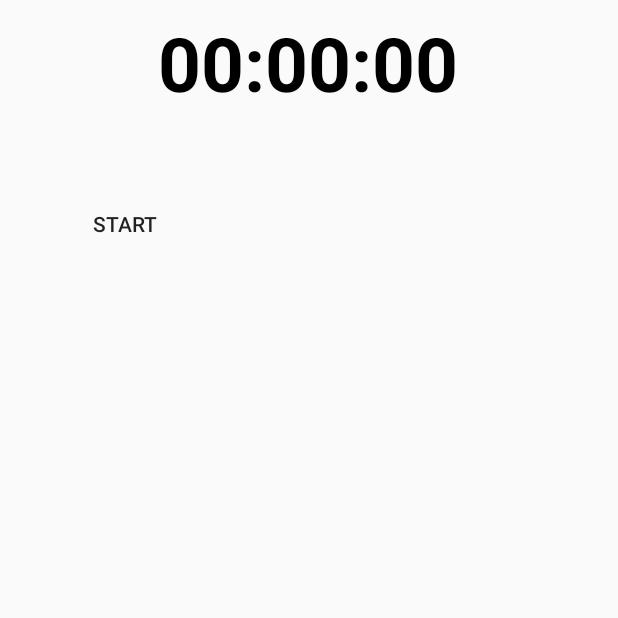
After one commit to AAte/FlexTimer, an Android app: the StopwatchActivity screen opened directly, with no data from a screen before it, on a phone screen of 412 x 824 dp, the top half of it. The commit adds this screen. Run offline under Robolectric (Android 15) with nearby library versions, the phone set to English and light mode, and no system bars.

Commit message:
Implementation of the StopwatchActivity

```diff
--- a/app/src/main/AndroidManifest.xml
+++ b/app/src/main/AndroidManifest.xml
@@ -16,7 +16,8 @@
                 <category android:name="android.intent.category.LAUNCHER" />
             </intent-filter>
         </activity>
-        <activity android:name=".TimerActivity"></activity>
+        <activity android:name=".TimerActivity" />
+        <activity android:name=".StopwatchActivity"></activity>
     </application>
 
 </manifest>
--- /dev/null
+++ b/app/src/main/java/com/example/atanas/flextimer/StopwatchActivity.java
@@ -0,0 +1,202 @@
+package com.example.atanas.flextimer;
+
+import android.content.SharedPreferences;
+import android.os.Bundle;
+import android.os.SystemClock;
+import android.support.v7.app.AppCompatActivity;
+import android.view.View;
+import android.widget.ArrayAdapter;
+import android.widget.Button;
+import android.widget.ListView;
+import android.widget.TextView;
+import android.os.Handler;
+import java.util.Arrays;
+import java.util.List;
+import java.util.ArrayList;
+
+
+public class StopwatchActivity extends AppCompatActivity {
+
+    private TextView tvStopwatch ;
+
+    private Button btnStopwatchStart, btnStopwatchPause, btnStopwatchReset, btnStopwatchLap ;
+
+    private long MillisecondTime, StartTime, TimeBuff, UpdateTime = 0L ;
+
+    private Handler handler;
+
+    private int Seconds, Minutes, MilliSeconds ;
+
+    private ListView listView ;
+
+    private String[] ListElements = new String[] {  };
+
+    private List<String> ListElementsArrayList ;
+
+    private ArrayAdapter<String> adapter ;
+
+    private boolean stopwatchRunning;
+    private boolean stopwatchPaused;
+    @Override
+    protected void onCreate(Bundle savedInstanceState) {
+        super.onCreate(savedInstanceState);
+        setContentView(R.layout.activity_stopwatch);
+
+        tvStopwatch = (TextView)findViewById(R.id.tvStopwatch);
+        btnStopwatchStart = (Button)findViewById(R.id.button);
+        btnStopwatchPause = (Button)findViewById(R.id.button2);
+        btnStopwatchReset = (Button)findViewById(R.id.button3);
+        btnStopwatchLap = (Button)findViewById(R.id.button4) ;
+        listView = (ListView)findViewById(R.id.listview1);
+
+        handler = new Handler() ;
+
+        ListElementsArrayList = new ArrayList<String>(Arrays.asList(ListElements));
+
+        adapter = new ArrayAdapter<String>(StopwatchActivity.this,
+                android.R.layout.simple_list_item_1,
+                ListElementsArrayList
+        );
+
+        listView.setAdapter(adapter);
+        stopwatchRunning=false;
+        stopwatchPaused=false;
+        btnStopwatchStart.setOnClickListener(new View.OnClickListener() {
+            @Override
+            public void onClick(View view) {
+                StartTime = SystemClock.uptimeMillis();
+
+                stopwatchRunning=true;
+                stopwatchPaused=false;
+
+                handler.postDelayed(runnable, 0);
+
+
+                btnStopwatchReset.setVisibility(View.INVISIBLE);
+                btnStopwatchStart.setVisibility(View.INVISIBLE);
+                btnStopwatchPause.setVisibility(View.VISIBLE);
+                btnStopwatchLap.setVisibility(View.VISIBLE);
+            }
+        });
+
+        btnStopwatchPause.setOnClickListener(new View.OnClickListener() {
+            @Override
+            public void onClick(View view) {
+
+                TimeBuff += MillisecondTime;
+
+                handler.removeCallbacks(runnable);
+                stopwatchPaused=true;
+                stopwatchRunning=false;
+                btnStopwatchReset.setVisibility(View.VISIBLE);
+                btnStopwatchStart.setVisibility(View.VISIBLE);
+                btnStopwatchPause.setVisibility(View.INVISIBLE);
+                btnStopwatchLap.setVisibility(View.INVISIBLE);
+            }
+        });
+
+        btnStopwatchReset.setOnClickListener(new View.OnClickListener() {
+            @Override
+            public void onClick(View view) {
+
+                MillisecondTime = 0L ;
+                StartTime = 0L ;
+                TimeBuff = 0L ;
+                UpdateTime = 0L ;
+                Seconds = 0 ;
+                Minutes = 0 ;
+                MilliSeconds = 0 ;
+
+                tvStopwatch.setText("00:00:000");
+
+                ListElementsArrayList.clear();
+
+                adapter.notifyDataSetChanged();
+                stopwatchRunning=false;
+                stopwatchPaused=false;
+                btnStopwatchReset.setVisibility(View.INVISIBLE);
+                btnStopwatchStart.setVisibility(View.VISIBLE);
+                btnStopwatchPause.setVisibility(View.INVISIBLE);
+            }
+        });
+
+        btnStopwatchLap.setOnClickListener(new View.OnClickListener() {
+            @Override
+            public void onClick(View view) {
+                int lapNum=ListElementsArrayList.size()+1;
+                ListElementsArrayList.add(lapNum+": "+tvStopwatch.getText().toString());
+
+                adapter.notifyDataSetChanged();
+                listView.smoothScrollToPosition(lapNum-1);
+
+            }
+        });
+
+    }
+
+    public Runnable runnable = new Runnable() {
+
+        public void run() {
+
+            MillisecondTime = SystemClock.uptimeMillis() - StartTime;
+
+            UpdateTime = TimeBuff + MillisecondTime;
+
+            Seconds = (int) (UpdateTime / 1000);
+
+            Minutes = Seconds / 60;
+
+            Seconds = Seconds % 60;
+
+            MilliSeconds = (int) (UpdateTime % 1000);
+
+            tvStopwatch.setText(String.format("%02d:%02d:%03d", Minutes,Seconds,MilliSeconds));
+            handler.postDelayed(this, 0);
+        }
+
+    };
+
+    @Override
+    protected void onStop() {
+        super.onStop();
+
+        SharedPreferences prefs = getSharedPreferences("prefs", MODE_PRIVATE);
+        SharedPreferences.Editor editor = prefs.edit();
+        TimeBuff += MillisecondTime;
+        handler.removeCallbacks(runnable);
+        editor.putLong("startTime", StartTime);
+        editor.putLong("timeBuff", TimeBuff);
+        editor.putLong("millisecondTime", MillisecondTime);
+        editor.putLong("updateTime", UpdateTime);
+        editor.putInt("milliseconds",MilliSeconds);
+        editor.putBoolean("isRunning", stopwatchRunning);
+        editor.putBoolean(("isPaused"),stopwatchPaused);
+        editor.apply();
+        editor.commit();
+
+    }
+
+    @Override
+    protected void onStart() {
+        super.onStart();
+
+        SharedPreferences prefs = getSharedPreferences("prefs", MODE_PRIVATE);
+        stopwatchRunning=prefs.getBoolean("isRunning",false);
+        stopwatchPaused= prefs.getBoolean("isPaused",false);
+        StartTime = prefs.getLong("startTime",0);
+        TimeBuff=prefs.getLong("timeBuff",0);
+        MillisecondTime=prefs.getLong("millisecondTime",0);
+        UpdateTime=prefs.getLong("updateTime",0);
+        MilliSeconds=prefs.getInt("milliseconds",0);
+
+
+        if(stopwatchRunning){
+            btnStopwatchStart.performClick();
+        }else if(stopwatchPaused){
+            btnStopwatchPause.performClick();
+        }
+
+    }
+
+
+}
--- /dev/null
+++ b/app/src/main/res/layout/activity_stopwatch.xml
@@ -0,0 +1,120 @@
+<?xml version="1.0" encoding="utf-8"?>
+<android.support.constraint.ConstraintLayout xmlns:android="http://schemas.android.com/apk/res/android"
+    xmlns:app="http://schemas.android.com/apk/res-auto"
+    xmlns:tools="http://schemas.android.com/tools"
+    android:layout_width="match_parent"
+    android:layout_height="match_parent"
+    tools:context=".StopwatchActivity">
+
+    <TextView
+        android:id="@+id/tvStopwatch"
+        android:layout_width="wrap_content"
+        android:layout_height="wrap_content"
+        android:layout_alignParentTop="true"
+        android:layout_centerHorizontal="true"
+        android:layout_marginBottom="8dp"
+        android:layout_marginEnd="8dp"
+        android:layout_marginStart="8dp"
+        android:layout_marginTop="8dp"
+        android:text="00:00:00"
+        android:textColor="@color/colorBlack"
+        android:textSize="50dp"
+        android:textStyle="bold"
+        app:layout_constraintBottom_toTopOf="@+id/listview1"
+        app:layout_constraintEnd_toEndOf="parent"
+        app:layout_constraintHorizontal_bias="0.497"
+        app:layout_constraintStart_toStartOf="parent"
+        app:layout_constraintTop_toTopOf="parent"
+        app:layout_constraintVertical_bias="0.0" />
+
+    <Button
+        android:id="@+id/button"
+        style="@android:style/Widget.Material.Button.Borderless"
+        android:layout_width="wrap_content"
+        android:layout_height="wrap_content"
+        android:layout_alignParentLeft="true"
+        android:layout_alignParentStart="true"
+        android:layout_below="@+id/tvStopwatch"
+        android:layout_marginBottom="8dp"
+        android:layout_marginEnd="8dp"
+        android:layout_marginStart="8dp"
+        android:layout_marginTop="8dp"
+        android:text="Start"
+        app:layout_constraintBottom_toTopOf="@+id/button4"
+        app:layout_constraintEnd_toStartOf="@+id/button2"
+        app:layout_constraintHorizontal_bias="0.54"
+        app:layout_constraintStart_toStartOf="parent"
+        app:layout_constraintTop_toBottomOf="@+id/tvStopwatch" />
+
+    <Button
+        android:id="@+id/button2"
+        style="@android:style/Widget.Material.Button.Borderless"
+        android:layout_width="wrap_content"
+        android:layout_height="wrap_content"
+        android:layout_alignBaseline="@+id/button"
+        android:layout_alignBottom="@+id/button"
+        android:layout_centerHorizontal="true"
+        android:layout_marginBottom="8dp"
+        android:layout_marginEnd="8dp"
+        android:layout_marginStart="8dp"
+        android:layout_marginTop="8dp"
+        android:text="Pause"
+        android:visibility="invisible"
+        app:layout_constraintBottom_toTopOf="@+id/button4"
+        app:layout_constraintEnd_toEndOf="parent"
+        app:layout_constraintStart_toStartOf="parent"
+        app:layout_constraintTop_toBottomOf="@+id/tvStopwatch" />
+
+    <Button
+        android:id="@+id/button3"
+        style="@android:style/Widget.Material.Button.Borderless"
+        android:layout_width="wrap_content"
+        android:layout_height="wrap_content"
+        android:layout_alignParentEnd="true"
+        android:layout_alignParentRight="true"
+        android:layout_alignTop="@+id/button2"
+        android:layout_marginBottom="8dp"
+        android:layout_marginEnd="8dp"
+        android:layout_marginStart="8dp"
+        android:layout_marginTop="8dp"
+        android:text="Reset"
+        android:visibility="invisible"
+        app:layout_constraintBottom_toTopOf="@+id/button4"
+        app:layout_constraintEnd_toEndOf="parent"
+        app:layout_constraintHorizontal_bias="0.9"
+        app:layout_constraintStart_toStartOf="parent"
+        app:layout_constraintTop_toBottomOf="@+id/tvStopwatch" />
+
+    <Button
+        android:id="@+id/button4"
+        style="@android:style/Widget.Material.Button.Borderless"
+        android:layout_width="fill_parent"
+        android:layout_height="wrap_content"
+        android:layout_below="@+id/button"
+        android:layout_centerHorizontal="true"
+        android:layout_marginBottom="8dp"
+        android:layout_marginEnd="8dp"
+        android:layout_marginStart="8dp"
+        android:layout_marginTop="8dp"
+        android:text="Save Lap"
+        android:visibility="invisible"
+        app:layout_constraintBottom_toTopOf="@+id/listview1"
+        app:layout_constraintEnd_toEndOf="parent"
+        app:layout_constraintStart_toStartOf="parent"
+        app:layout_constraintTop_toBottomOf="@+id/tvStopwatch"
+        app:layout_constraintVertical_bias="0.84000003" />
+
+    <ListView
+        android:id="@+id/listview1"
+        android:layout_width="407dp"
+        android:layout_height="499dp"
+        android:layout_below="@+id/button4"
+        android:layout_centerHorizontal="true"
+        android:layout_marginBottom="8dp"
+        android:layout_marginTop="8dp"
+        app:layout_constraintBottom_toBottomOf="parent"
+        app:layout_constraintTop_toTopOf="parent"
+        app:layout_constraintVertical_bias="0.965"
+        tools:layout_editor_absoluteX="2dp" />
+
+</android.support.constraint.ConstraintLayout>
```
Also changed, not shown: app/src/main/java/com/example/atanas/flextimer/MainActivity.java (+14 -0 lines), app/src/main/res/layout/activity_main.xml (+7 -7 lines), app/src/main/java/com/example/atanas/flextimer/TimerActivity.java (line endings or trailing spaces).
